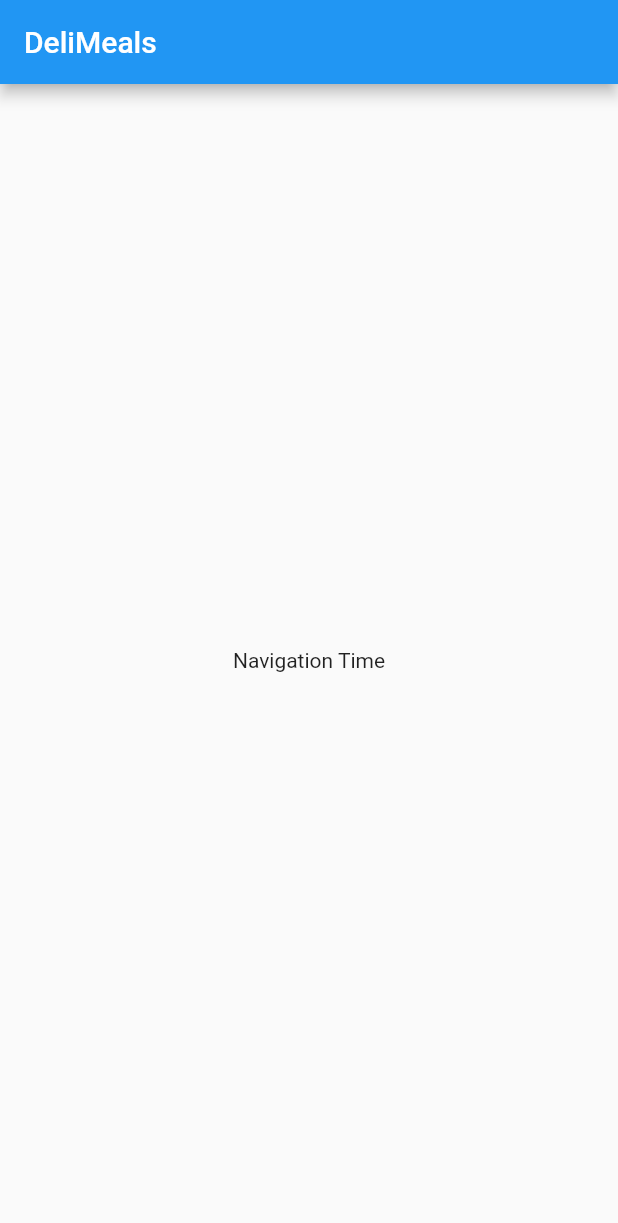
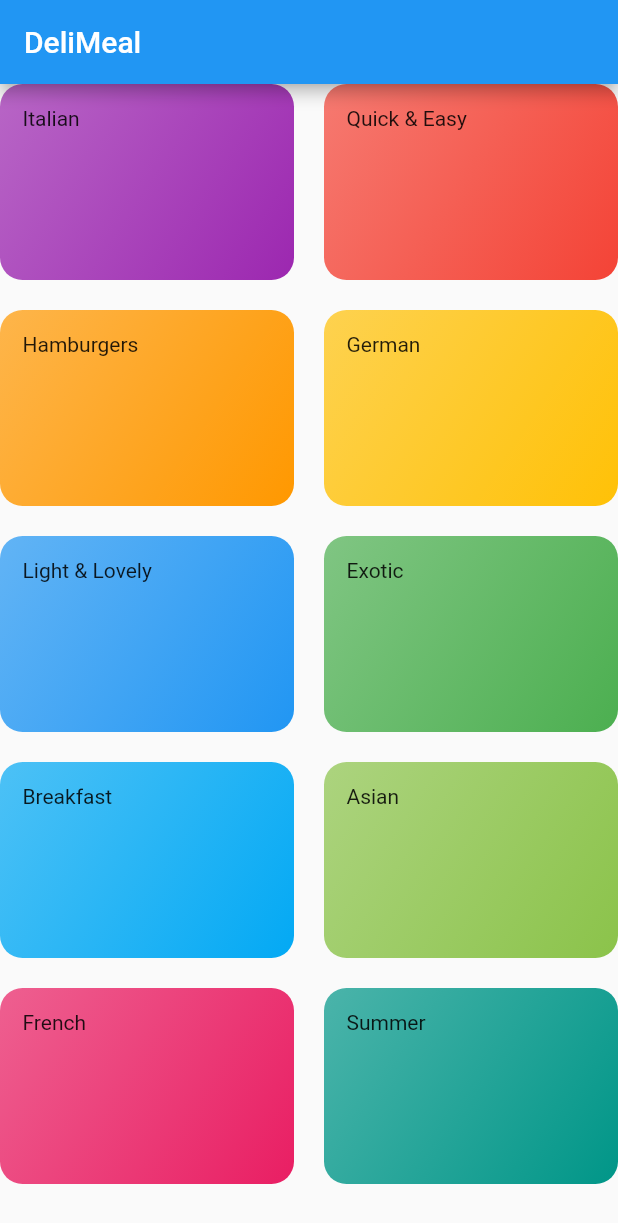
Before and after one commit to sahilmob/fluuter-course-deli-meals, a Flutter app: the screen it shows after launch, on a phone screen of 412 x 824 dp. Shown: the top 1223 px of the screen. Run offline on Flutter 3.47's test engine with Material 2 defaults, Android fonts, the phone set to English and light mode, and no system bars.

Commit message:
create categories grid

```diff
--- /dev/null
+++ b/lib/categories.screen.dart
@@ -0,0 +1,31 @@
+import 'package:deli_meals/category_item.dart';
+import 'package:flutter/material.dart';
+
+import "./dummy_data.dart";
+
+class CategoriesScreen extends StatelessWidget {
+  @override
+  Widget build(BuildContext context) {
+    return Scaffold(
+      appBar: AppBar(
+        title: const Text("DeliMeal"),
+      ),
+      body: GridView(
+        children: DUMMY_CATEGORIES
+            .map(
+              (category) => CategoryItem(
+                title: category.title,
+                color: category.color,
+              ),
+            )
+            .toList(),
+        gridDelegate: SliverGridDelegateWithMaxCrossAxisExtent(
+          maxCrossAxisExtent: 200,
+          childAspectRatio: 3 / 2,
+          crossAxisSpacing: 20,
+          mainAxisSpacing: 20,
+        ),
+      ),
+    );
+  }
+}
--- /dev/null
+++ b/lib/category_item.dart
@@ -0,0 +1,23 @@
+import "package:flutter/material.dart";
+
+class CategoryItem extends StatelessWidget {
+  final String title;
+  final Color color;
+
+  const CategoryItem({Key key, this.title, this.color}) : super(key: key);
+
+  @override
+  Widget build(BuildContext context) {
+    return Container(
+      padding: const EdgeInsets.all(15),
+      child: Text(title),
+      decoration: BoxDecoration(
+        gradient: LinearGradient(
+            colors: [color.withOpacity(0.7), color],
+            begin: Alignment.topLeft,
+            end: Alignment.bottomRight),
+        borderRadius: BorderRadius.circular(15),
+      ),
+    );
+  }
+}
--- /dev/null
+++ b/lib/dummy_data.dart
@@ -0,0 +1,56 @@
+import 'package:flutter/material.dart';
+
+import './models/category.dart';
+
+const DUMMY_CATEGORIES = const [
+  Category(
+    id: 'c1',
+    title: 'Italian',
+    color: Colors.purple,
+  ),
+  Category(
+    id: 'c2',
+    title: 'Quick & Easy',
+    color: Colors.red,
+  ),
+  Category(
+    id: 'c3',
+    title: 'Hamburgers',
+    color: Colors.orange,
+  ),
+  Category(
+    id: 'c4',
+    title: 'German',
+    color: Colors.amber,
+  ),
+  Category(
+    id: 'c5',
+    title: 'Light & Lovely',
+    color: Colors.blue,
+  ),
+  Category(
+    id: 'c6',
+    title: 'Exotic',
+    color: Colors.green,
+  ),
+  Category(
+    id: 'c7',
+    title: 'Breakfast',
+    color: Colors.lightBlue,
+  ),
+  Category(
+    id: 'c8',
+    title: 'Asian',
+    color: Colors.lightGreen,
+  ),
+  Category(
+    id: 'c9',
+    title: 'French',
+    color: Colors.pink,
+  ),
+  Category(
+    id: 'c10',
+    title: 'Summer',
+    color: Colors.teal,
+  ),
+];
--- a/lib/main.dart
+++ b/lib/main.dart
@@ -1,3 +1,4 @@
+import 'package:deli_meals/categories.screen.dart';
 import 'package:flutter/material.dart';
 
 void main() => runApp(MyApp());
@@ -11,7 +12,7 @@ class MyApp extends StatelessWidget {
       theme: ThemeData(
         primarySwatch: Colors.blue,
       ),
-      home: MyHomePage(),
+      home: CategoriesScreen(),
     );
   }
 }
--- /dev/null
+++ b/lib/models/category.dart
@@ -0,0 +1,13 @@
+import 'package:flutter/material.dart';
+
+class Category {
+  final String id;
+  final String title;
+  final Color color;
+
+  const Category({
+    @required this.id,
+    @required this.title,
+    this.color = Colors.orange,
+  });
+}
```
